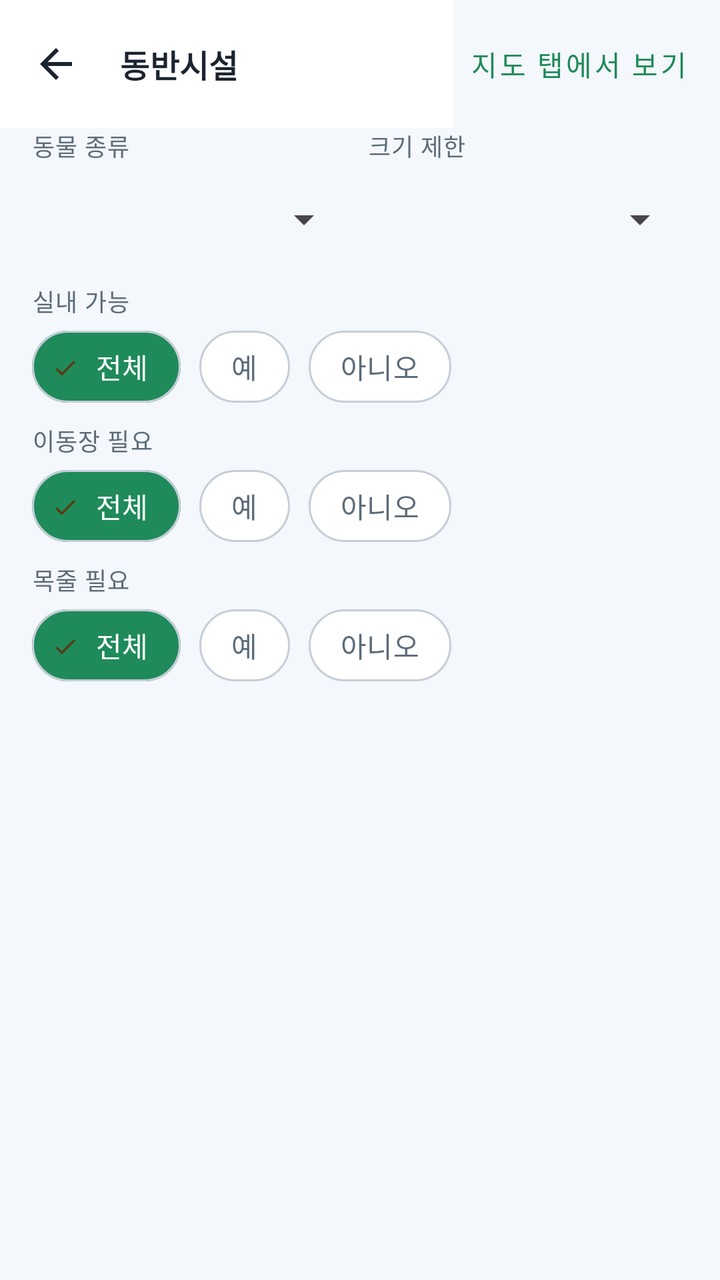
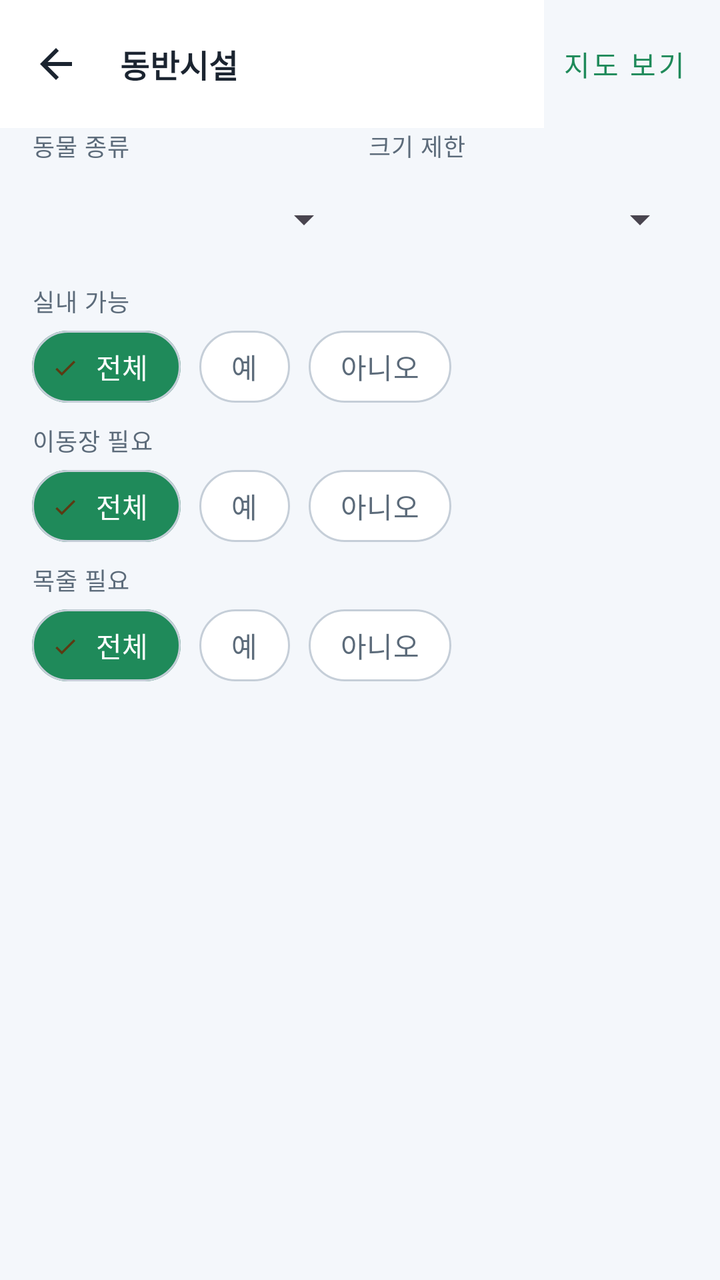

The first picture is an Android layout as it rendered before a commit; the second is the same layout after the commit. The layout source and the unified diff follow.
<!-- AndroidManifest.xml: application theme Theme.AnimalLoo -->
<!-- res/layout/fragment_pet_friendly.xml -->
<?xml version="1.0" encoding="utf-8"?>
<androidx.constraintlayout.widget.ConstraintLayout xmlns:android="http://schemas.android.com/apk/res/android"
    xmlns:app="http://schemas.android.com/apk/res-auto"
    xmlns:tools="http://schemas.android.com/tools"
    android:layout_width="match_parent"
    android:layout_height="match_parent"
    android:background="@color/color_background"
    tools:context=".ui.more.PetFriendlyFragment">

    <com.google.android.material.appbar.MaterialToolbar
        android:id="@+id/toolbar"
        style="@style/Widget.AnimalLoo.Toolbar"
        android:layout_width="0dp"
        android:layout_height="@dimen/toolbar_height"
        app:layout_constraintEnd_toStartOf="@id/btn_toggle_view"
        app:layout_constraintStart_toStartOf="parent"
        app:layout_constraintTop_toTopOf="parent"
        app:navigationIcon="@drawable/ic_back"
        app:title="@string/more_pet_friendly"
        app:titleTextColor="@color/color_text_primary" />

    <com.google.android.material.button.MaterialButton
        android:id="@+id/btn_toggle_view"
        style="@style/Widget.MaterialComponents.Button.TextButton"
        android:layout_width="wrap_content"
        android:layout_height="wrap_content"
        android:layout_marginEnd="@dimen/spacing_sm"
        android:text="@string/pet_friendly_open_map_tab"
        app:layout_constraintBottom_toBottomOf="@id/toolbar"
        app:layout_constraintEnd_toEndOf="parent"
        app:layout_constraintTop_toTopOf="@id/toolbar" />

    <ScrollView
        android:id="@+id/filter_scroll"
        android:layout_width="0dp"
        android:layout_height="wrap_content"
        android:paddingHorizontal="@dimen/spacing_md"
        android:scrollbars="vertical"
        app:layout_constraintEnd_toEndOf="parent"
        app:layout_constraintStart_toStartOf="parent"
        app:layout_constraintTop_toBottomOf="@id/toolbar">

        <LinearLayout
            android:layout_width="match_parent"
            android:layout_height="wrap_content"
            android:orientation="vertical"
            android:paddingBottom="@dimen/spacing_sm">

            <LinearLayout
                android:layout_width="match_parent"
                android:layout_height="wrap_content"
                android:orientation="horizontal">

                <LinearLayout
                    android:layout_width="0dp"
                    android:layout_height="wrap_content"
                    android:layout_marginEnd="@dimen/spacing_sm"
                    android:layout_weight="1"
                    android:orientation="vertical">

                    <TextView
                        android:layout_width="wrap_content"
                        android:layout_height="wrap_content"
                        android:text="@string/pet_friendly_filter_pet_type"
                        android:textAppearance="@style/TextAppearance.AnimalLoo.Caption" />

                    <Spinner
                        android:id="@+id/spinner_pet_type"
                        android:layout_width="match_parent"
                        android:layout_height="wrap_content"
                        android:layout_marginTop="@dimen/spacing_xs"
                        android:minHeight="@dimen/min_touch_target" />

                </LinearLayout>

                <LinearLayout
                    android:layout_width="0dp"
                    android:layout_height="wrap_content"
                    android:layout_weight="1"
                    android:orientation="vertical">

                    <TextView
                        android:layout_width="wrap_content"
                        android:layout_height="wrap_content"
                        android:text="@string/pet_friendly_filter_size"
                        android:textAppearance="@style/TextAppearance.AnimalLoo.Caption" />

                    <Spinner
                        android:id="@+id/spinner_size_limit"
                        android:layout_width="match_parent"
                        android:layout_height="wrap_content"
                        android:layout_marginTop="@dimen/spacing_xs"
                        android:minHeight="@dimen/min_touch_target" />

                </LinearLayout>

            </LinearLayout>

            <TextView
                android:layout_width="wrap_content"
                android:layout_height="wrap_content"
                android:layout_marginTop="@dimen/spacing_sm"
                android:text="@string/pet_friendly_filter_indoor"
                android:textAppearance="@style/TextAppearance.AnimalLoo.Caption" />

            <com.google.android.material.chip.ChipGroup
                android:id="@+id/chip_group_indoor"
                android:layout_width="match_parent"
                android:layout_height="wrap_content"
                app:selectionRequired="true"
                app:singleSelection="true">

                <com.google.android.material.chip.Chip
                    android:id="@+id/chip_indoor_all"
                    style="@style/Widget.AnimalLoo.Chip"
                    android:layout_width="wrap_content"
                    android:layout_height="wrap_content"
                    android:checked="true"
                    android:text="@string/filter_all" />

                <com.google.android.material.chip.Chip
                    android:id="@+id/chip_indoor_yes"
                    style="@style/Widget.AnimalLoo.Chip"
                    android:layout_width="wrap_content"
                    android:layout_height="wrap_content"
                    android:text="@string/filter_yes" />

                <com.google.android.material.chip.Chip
                    android:id="@+id/chip_indoor_no"
                    style="@style/Widget.AnimalLoo.Chip"
                    android:layout_width="wrap_content"
                    android:layout_height="wrap_content"
                    android:text="@string/filter_no" />

            </com.google.android.material.chip.ChipGroup>

            <TextView
                android:layout_width="wrap_content"
                android:layout_height="wrap_content"
                android:layout_marginTop="@dimen/spacing_xs"
                android:text="@string/pet_friendly_filter_carrier"
                android:textAppearance="@style/TextAppearance.AnimalLoo.Caption" />

            <com.google.android.material.chip.ChipGroup
                android:id="@+id/chip_group_carrier"
                android:layout_width="match_parent"
                android:layout_height="wrap_content"
                app:selectionRequired="true"
                app:singleSelection="true">

                <com.google.android.material.chip.Chip
                    android:id="@+id/chip_carrier_all"
                    style="@style/Widget.AnimalLoo.Chip"
                    android:layout_width="wrap_content"
                    android:layout_height="wrap_content"
                    android:checked="true"
                    android:text="@string/filter_all" />

                <com.google.android.material.chip.Chip
                    android:id="@+id/chip_carrier_yes"
                    style="@style/Widget.AnimalLoo.Chip"
                    android:layout_width="wrap_content"
                    android:layout_height="wrap_content"
                    android:text="@string/filter_yes" />

                <com.google.android.material.chip.Chip
                    android:id="@+id/chip_carrier_no"
                    style="@style/Widget.AnimalLoo.Chip"
                    android:layout_width="wrap_content"
                    android:layout_height="wrap_content"
                    android:text="@string/filter_no" />

            </com.google.android.material.chip.ChipGroup>

            <TextView
                android:layout_width="wrap_content"
                android:layout_height="wrap_content"
                android:layout_marginTop="@dimen/spacing_xs"
                android:text="@string/pet_friendly_filter_leash"
                android:textAppearance="@style/TextAppearance.AnimalLoo.Caption" />

            <com.google.android.material.chip.ChipGroup
                android:id="@+id/chip_group_leash"
                android:layout_width="match_parent"
                android:layout_height="wrap_content"
                app:selectionRequired="true"
                app:singleSelection="true">

                <com.google.android.material.chip.Chip
                    android:id="@+id/chip_leash_all"
                    style="@style/Widget.AnimalLoo.Chip"
                    android:layout_width="wrap_content"
                    android:layout_height="wrap_content"
                    android:checked="true"
                    android:text="@string/filter_all" />

                <com.google.android.material.chip.Chip
                    android:id="@+id/chip_leash_yes"
                    style="@style/Widget.AnimalLoo.Chip"
                    android:layout_width="wrap_content"
                    android:layout_height="wrap_content"
                    android:text="@string/filter_yes" />

                <com.google.android.material.chip.Chip
                    android:id="@+id/chip_leash_no"
                    style="@style/Widget.AnimalLoo.Chip"
                    android:layout_width="wrap_content"
                    android:layout_height="wrap_content"
                    android:text="@string/filter_no" />

            </com.google.android.material.chip.ChipGroup>

        </LinearLayout>

    </ScrollView>

    <TextView
        android:id="@+id/tv_map_fallback_message"
        android:layout_width="0dp"
        android:layout_height="wrap_content"
        android:layout_marginHorizontal="@dimen/spacing_md"
        android:background="@color/color_primary_light"
        android:padding="@dimen/spacing_md"
        android:text="@string/map_no_api_key"
        android:textAppearance="@style/TextAppearance.AnimalLoo.Body"
        android:visibility="gone"
        app:layout_constraintEnd_toEndOf="parent"
        app:layout_constraintStart_toStartOf="parent"
        app:layout_constraintTop_toBottomOf="@id/filter_scroll"
        tools:visibility="visible" />

    <FrameLayout
        android:id="@+id/state_container"
        android:layout_width="0dp"
        android:layout_height="wrap_content"
        android:visibility="gone"
        app:layout_constraintEnd_toEndOf="parent"
        app:layout_constraintStart_toStartOf="parent"
        app:layout_constraintTop_toBottomOf="@id/tv_map_fallback_message" />

    <FrameLayout
        android:id="@+id/map_container"
        android:layout_width="0dp"
        android:layout_height="0dp"
        android:visibility="gone"
        app:layout_constraintBottom_toBottomOf="parent"
        app:layout_constraintEnd_toEndOf="parent"
        app:layout_constraintStart_toStartOf="parent"
        app:layout_constraintTop_toBottomOf="@id/state_container" />

    <androidx.recyclerview.widget.RecyclerView
        android:id="@+id/rv_pet_friendly_list"
        android:layout_width="0dp"
        android:layout_height="0dp"
        android:clipToPadding="false"
        android:paddingHorizontal="@dimen/spacing_md"
        android:paddingBottom="@dimen/spacing_md"
        app:layout_constraintBottom_toBottomOf="parent"
        app:layout_constraintEnd_toEndOf="parent"
        app:layout_constraintStart_toStartOf="parent"
        app:layout_constraintTop_toBottomOf="@id/state_container"
        tools:listitem="@layout/item_pet_friendly_facility" />

</androidx.constraintlayout.widget.ConstraintLayout>
<!-- res/layout/item_pet_friendly_facility.xml (included above) -->
<?xml version="1.0" encoding="utf-8"?>
<com.google.android.material.card.MaterialCardView xmlns:android="http://schemas.android.com/apk/res/android"
    xmlns:app="http://schemas.android.com/apk/res-auto"
    style="@style/Widget.AnimalLoo.Card"
    android:layout_width="match_parent"
    android:layout_height="wrap_content"
    android:layout_marginBottom="@dimen/spacing_sm"
    android:clickable="true"
    android:focusable="true">

    <androidx.constraintlayout.widget.ConstraintLayout
        android:layout_width="match_parent"
        android:layout_height="wrap_content"
        android:padding="@dimen/spacing_md">

        <TextView
            android:id="@+id/tv_facility_name"
            android:layout_width="0dp"
            android:layout_height="wrap_content"
            android:textAppearance="@style/TextAppearance.AnimalLoo.Subtitle"
            app:layout_constraintEnd_toStartOf="@id/tv_facility_distance"
            app:layout_constraintStart_toStartOf="parent"
            app:layout_constraintTop_toTopOf="parent" />

        <TextView
            android:id="@+id/tv_facility_distance"
            android:layout_width="wrap_content"
            android:layout_height="wrap_content"
            android:textAppearance="@style/TextAppearance.AnimalLoo.Caption"
            android:textColor="@color/color_primary"
            app:layout_constraintEnd_toEndOf="parent"
            app:layout_constraintTop_toTopOf="parent" />

        <TextView
            android:id="@+id/tv_facility_category"
            android:layout_width="wrap_content"
            android:layout_height="wrap_content"
            android:layout_marginTop="@dimen/spacing_xs"
            android:background="@drawable/bg_badge"
            android:paddingHorizontal="@dimen/spacing_sm"
            android:paddingVertical="@dimen/spacing_xs"
            android:textAppearance="@style/TextAppearance.AnimalLoo.Caption"
            app:layout_constraintStart_toStartOf="parent"
            app:layout_constraintTop_toBottomOf="@id/tv_facility_name" />

        <TextView
            android:id="@+id/tv_pet_type"
            android:layout_width="0dp"
            android:layout_height="wrap_content"
            android:layout_marginTop="@dimen/spacing_sm"
            android:textAppearance="@style/TextAppearance.AnimalLoo.Body"
            app:layout_constraintEnd_toEndOf="parent"
            app:layout_constraintStart_toStartOf="parent"
            app:layout_constraintTop_toBottomOf="@id/tv_facility_category" />

        <TextView
            android:id="@+id/tv_size_limit"
            android:layout_width="0dp"
            android:layout_height="wrap_content"
            android:layout_marginTop="@dimen/spacing_xs"
            android:textAppearance="@style/TextAppearance.AnimalLoo.Body"
            android:textColor="@color/color_text_secondary"
            app:layout_constraintEnd_toEndOf="parent"
            app:layout_constraintStart_toStartOf="parent"
            app:layout_constraintTop_toBottomOf="@id/tv_pet_type" />

        <TextView
            android:id="@+id/tv_indoor_badge"
            android:layout_width="wrap_content"
            android:layout_height="wrap_content"
            android:layout_marginTop="@dimen/spacing_sm"
            android:background="@drawable/bg_badge_success"
            android:paddingHorizontal="@dimen/spacing_sm"
            android:paddingVertical="@dimen/spacing_xs"
            android:text="@string/pet_friendly_badge_indoor"
            android:textAppearance="@style/TextAppearance.AnimalLoo.Caption"
            android:textColor="@color/color_on_primary"
            app:layout_constraintStart_toStartOf="parent"
            app:layout_constraintTop_toBottomOf="@id/tv_size_limit" />

        <TextView
            android:id="@+id/tv_carrier_badge"
            android:layout_width="wrap_content"
            android:layout_height="wrap_content"
            android:layout_marginStart="@dimen/spacing_xs"
            android:layout_marginTop="@dimen/spacing_sm"
            android:background="@drawable/bg_badge_warning"
            android:paddingHorizontal="@dimen/spacing_sm"
            android:paddingVertical="@dimen/spacing_xs"
            android:text="@string/pet_friendly_badge_carrier"
            android:textAppearance="@style/TextAppearance.AnimalLoo.Caption"
            android:textColor="@color/color_on_primary"
            app:layout_constraintStart_toEndOf="@id/tv_indoor_badge"
            app:layout_constraintTop_toBottomOf="@id/tv_size_limit" />

        <TextView
            android:id="@+id/tv_leash_badge"
            android:layout_width="wrap_content"
            android:layout_height="wrap_content"
            android:layout_marginStart="@dimen/spacing_xs"
            android:layout_marginTop="@dimen/spacing_sm"
            android:background="@drawable/bg_badge"
            android:paddingHorizontal="@dimen/spacing_sm"
            android:paddingVertical="@dimen/spacing_xs"
            android:text="@string/pet_friendly_badge_leash"
            android:textAppearance="@style/TextAppearance.AnimalLoo.Caption"
            app:layout_constraintStart_toEndOf="@id/tv_carrier_badge"
            app:layout_constraintTop_toBottomOf="@id/tv_size_limit" />

        <TextView
            android:id="@+id/tv_facility_address"
            android:layout_width="0dp"
            android:layout_height="wrap_content"
            android:layout_marginTop="@dimen/spacing_sm"
            android:textAppearance="@style/TextAppearance.AnimalLoo.Body"
            android:textColor="@color/color_text_secondary"
            app:layout_constraintEnd_toEndOf="parent"
            app:layout_constraintStart_toStartOf="parent"
            app:layout_constraintTop_toBottomOf="@id/tv_indoor_badge" />

    </androidx.constraintlayout.widget.ConstraintLayout>

</com.google.android.material.card.MaterialCardView>
<!-- resources referenced by this layout -->
<resources>
  <color name="color_background">#F4F7FB</color>
  <color name="color_on_primary">#FFFFFF</color>
  <color name="color_primary">#1F8A5A</color>
  <color name="color_primary_light">#E8F6EF</color>
  <color name="color_text_primary">#1B2430</color>
  <color name="color_text_secondary">#5C6B7A</color>
  <dimen name="min_touch_target">48dp</dimen>
  <dimen name="spacing_md">16dp</dimen>
  <dimen name="spacing_sm">8dp</dimen>
  <dimen name="spacing_xs">4dp</dimen>
  <dimen name="toolbar_height">64dp</dimen>
  <!-- drawable bg_badge (drawable) -->
  <?xml version="1.0" encoding="utf-8"?>
  <shape xmlns:android="http://schemas.android.com/apk/res/android"
      android:shape="rectangle">
      <solid android:color="@color/color_primary_light" />
      <corners android:radius="@dimen/corner_radius_sm" />
  </shape>
  <!-- drawable bg_badge_success (drawable) -->
  <?xml version="1.0" encoding="utf-8"?>
  <shape xmlns:android="http://schemas.android.com/apk/res/android">
      <solid android:color="@color/color_badge_success" />
      <corners android:radius="@dimen/corner_radius_full" />
  </shape>
  <!-- drawable bg_badge_warning (drawable) -->
  <?xml version="1.0" encoding="utf-8"?>
  <shape xmlns:android="http://schemas.android.com/apk/res/android">
      <solid android:color="@color/color_badge_warning" />
      <corners android:radius="@dimen/corner_radius_full" />
  </shape>
  <string name="filter_all">전체</string>
  <string name="filter_no">아니오</string>
  <string name="filter_yes">예</string>
  <string name="map_no_api_key">지도를 사용할 수 없어 시설 목록을 표시합니다.</string>
  <string name="more_pet_friendly">동반시설</string>
  <string name="pet_friendly_badge_carrier">이동장 필요</string>
  <string name="pet_friendly_badge_indoor">실내 가능</string>
  <string name="pet_friendly_badge_leash">목줄 필요</string>
  <string name="pet_friendly_filter_carrier">이동장 필요</string>
  <string name="pet_friendly_filter_indoor">실내 가능</string>
  <string name="pet_friendly_filter_leash">목줄 필요</string>
  <string name="pet_friendly_filter_pet_type">동물 종류</string>
  <string name="pet_friendly_filter_size">크기 제한</string>
  <string name="pet_friendly_open_map_tab">지도 탭에서 보기</string>
  <style name="TextAppearance.AnimalLoo.Caption" parent="TextAppearance.Material3.BodySmall">
          <item name="android:textSize">@dimen/text_size_caption</item>
          <item name="android:textColor">@color/color_text_secondary</item>
      </style>
  <dimen name="corner_radius_sm">8dp</dimen>
  <color name="color_badge_success">#1F8A5A</color>
  <dimen name="corner_radius_full">999dp</dimen>
  <color name="color_badge_warning">#E09B2D</color>
  <dimen name="text_size_body">14sp</dimen>
  <dimen name="text_size_caption">12sp</dimen>
  <dimen name="text_size_subtitle">16sp</dimen>
  <dimen name="corner_radius_lg">16dp</dimen>
  <dimen name="card_elevation">2dp</dimen>
  <color name="color_border">#D7DEE8</color>
  <color name="color_surface">#FFFFFF</color>
  <color name="color_outline">#C5CED8</color>
  <dimen name="corner_radius_xl">24dp</dimen>
  <dimen name="chip_height">36dp</dimen>
  <color name="color_primary_container">#D4EDE2</color>
  <color name="color_on_primary_container">#0F3D28</color>
  <color name="color_secondary">#F4A261</color>
  <color name="color_on_secondary">#FFFFFF</color>
  <color name="color_secondary_container">#FFF0E3</color>
  <color name="color_on_secondary_container">#5C3A12</color>
  <color name="color_on_surface">#1B2430</color>
  <color name="color_surface_variant">#EEF2F7</color>
  <color name="color_on_surface_variant">#5C6B7A</color>
  <dimen name="corner_radius_md">12dp</dimen>
  <dimen name="button_height">48dp</dimen>
  <dimen name="spacing_lg">24dp</dimen>
  <string name="settings_switch_on">켜짐</string>
  <string name="settings_switch_off">꺼짐</string>
</resources>

<!-- the commit's change to res/layout/fragment_pet_friendly.xml (unified diff, before → after) -->
@@ -25,7 +25,8 @@
         android:layout_width="wrap_content"
         android:layout_height="wrap_content"
         android:layout_marginEnd="@dimen/spacing_sm"
-        android:text="@string/pet_friendly_open_map_tab"
+        android:minWidth="80dp"
+        android:text="@string/pet_friendly_view_map"
         app:layout_constraintBottom_toBottomOf="@id/toolbar"
         app:layout_constraintEnd_toEndOf="parent"
         app:layout_constraintTop_toTopOf="@id/toolbar" />
<!-- resource entries referenced after the edit -->
@@ -43,7 +43,7 @@
   <string name="pet_friendly_filter_leash">목줄 필요</string>
   <string name="pet_friendly_filter_pet_type">동물 종류</string>
   <string name="pet_friendly_filter_size">크기 제한</string>
-  <string name="pet_friendly_open_map_tab">지도 탭에서 보기</string>
+  <string name="pet_friendly_view_map">지도 보기</string>
   <style name="TextAppearance.AnimalLoo.Caption" parent="TextAppearance.Material3.BodySmall">
           <item name="android:textSize">@dimen/text_size_caption</item>
           <item name="android:textColor">@color/color_text_secondary</item>
